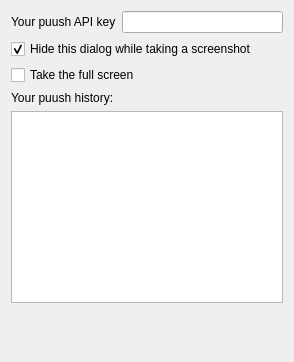
Old version of the form fluushoption.ui in the repository Shiroy/fluush.
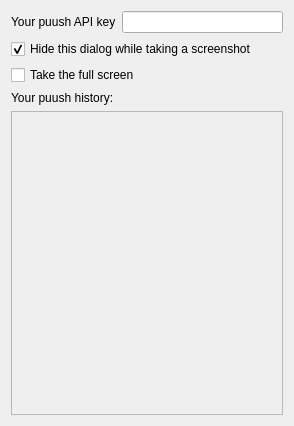
New version of the form.

Commit message: Add the puush history from server

```diff
--- a/fluushoption.ui
+++ b/fluushoption.ui
@@ -7,7 +7,7 @@
     <x>0</x>
     <y>0</y>
     <width>294</width>
-    <height>362</height>
+    <height>426</height>
    </rect>
   </property>
   <property name="windowTitle">
@@ -57,24 +57,32 @@
     </widget>
    </item>
    <item>
-    <widget class="QPlainTextEdit" name="history">
-     <property name="readOnly">
-      <bool>true</bool>
-     </property>
-    </widget>
-   </item>
-   <item>
-    <spacer name="verticalSpacer">
-     <property name="orientation">
-      <enum>Qt::Vertical</enum>
-     </property>
-     <property name="sizeHint" stdset="0">
+    <widget class="QScrollArea" name="scrollArea">
+     <property name="minimumSize">
       <size>
-       <width>20</width>
-       <height>40</height>
+       <width>0</width>
+       <height>256</height>
       </size>
      </property>
-    </spacer>
+     <property name="widgetResizable">
+      <bool>true</bool>
+     </property>
+     <widget class="QWidget" name="scrollAreaWidgetContents">
+      <property name="geometry">
+       <rect>
+        <x>0</x>
+        <y>0</y>
+        <width>274</width>
+        <height>300</height>
+       </rect>
+      </property>
+      <layout class="QVBoxLayout" name="verticalLayout_3">
+       <item>
+        <layout class="QVBoxLayout" name="history"/>
+       </item>
+      </layout>
+     </widget>
+    </widget>
    </item>
   </layout>
  </widget>
```
The commit also changes 15 other files.
